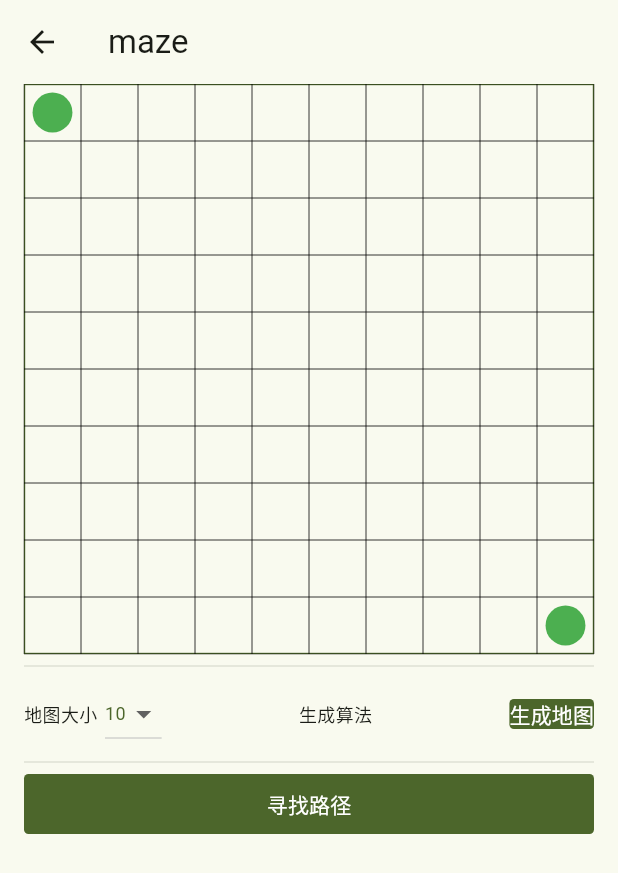
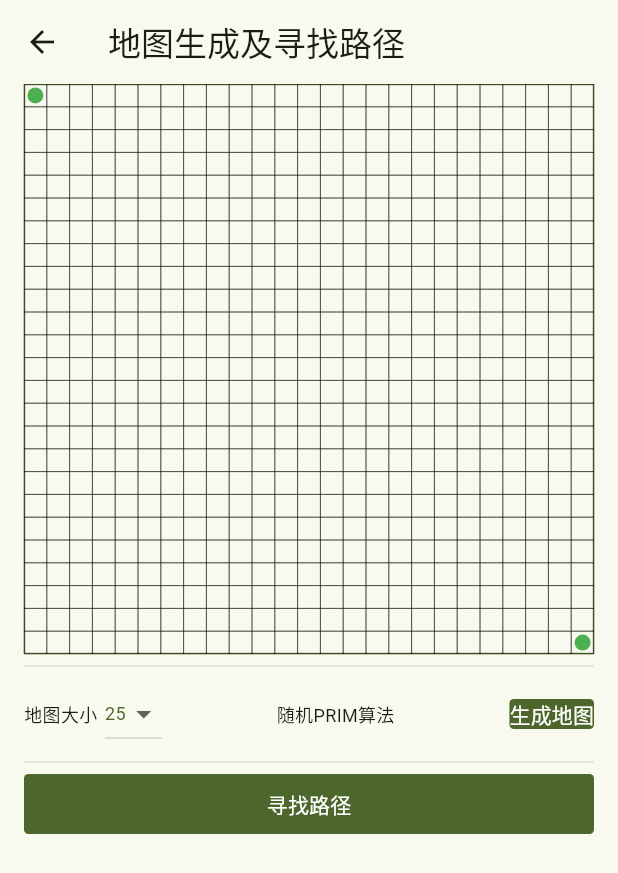
Before and after one commit to zion001/visible_algo_flutter, a Flutter app: the MazePage screen opened by its route, on a phone screen of 412 x 824 dp. Shown: the top 873 px of the screen. Run offline on Flutter 3.47's test engine with Material 3 defaults, Android fonts, the phone set to English and light mode, and no system bars; our stand-ins replace badges, extended_image, flutter_easyloading, flutter_native_splash, flutter_screenutil, flutter_svg and 4 more; statements that could not run were skipped.

Commit message:
修复小BUG

```diff
--- a/lib/pages/maze/controller.dart
+++ b/lib/pages/maze/controller.dart
@@ -48,9 +48,9 @@ class MazeController extends GetxController {
   // 画布Size
   double paintSize = Get.width - AppSpace.page * 2;
   // 地图规模列表
-  List<int> listMapSize = [10, 25, 50, 75];
+  List<int> listMapSize = [25, 50, 75];
   // 当前选中的地图规模
-  int selMapSize = 10;
+  int selMapSize = 25;
   // 算法列表
   List<String> listAlgorithm = ['算法A', '算法B', '算法C', ];
 
--- a/lib/pages/maze/view.dart
+++ b/lib/pages/maze/view.dart
@@ -63,7 +63,7 @@ class MazePage extends GetView<MazeController> {
             ),
           ),
         ].toRow(),
-        const TextWidget.body2('生成算法'),
+        const TextWidget.body2('随机PRIM算法'),//TextWidget.body2('生成算法'),
         IgnorePointer(
           ignoring: controller.isRunning,
           child: ButtonWidget.textFilled(
@@ -95,7 +95,7 @@ class MazePage extends GetView<MazeController> {
       id: "maze",
       builder: (_) {
         return Scaffold(
-          appBar: AppBar(title: const Text("maze")),
+          appBar: AppBar(title: const Text("地图生成及寻找路径")),
           body: SafeArea(
             child: _buildView(),
           ),
```
